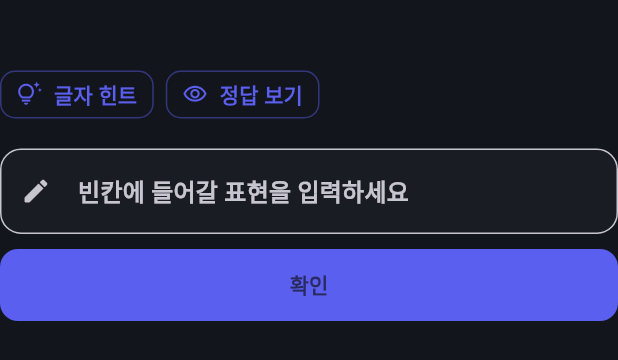
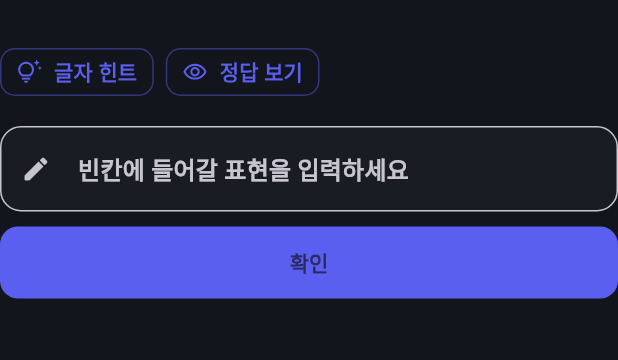
Before and after one commit to 2-bit-creat/graph-rag, a Flutter app: the ClozeQuizCard widget shown alone on an empty page, opened directly with empty values, on a phone screen of 412 x 824 dp. Shown: the top 360 px of the screen. Run offline on Flutter 3.47's test engine with Material 3 defaults, Android fonts, the phone set to English and light mode, and no system bars; our stand-ins replace audioplayers, cross_file, dio, file_picker, fl_chart, flutter_secure_storage and 1 more; missing offline and left inert: dart:html, dart:js_util, desktop_drop, flutter_math_fork, record; accounts and stored records are empty; network calls fail.

Commit message:
Optimize mobile quiz layout

```diff
--- a/mobile/lib/widgets/quiz/cloze_quiz_card.dart
+++ b/mobile/lib/widgets/quiz/cloze_quiz_card.dart
@@ -174,49 +174,40 @@ class _ClozeQuizCardState extends State<ClozeQuizCard> {
     );
   }
 
-  Widget _buildClozeSentence(String prompt, String blank) {
+  Widget _buildClozeSentence(String prompt, String blank, {bool compact = false}) {
     final match = RegExp(r'_{3,}').firstMatch(prompt);
     if (match == null) {
       return Text(prompt,
-          style:
-              Theme.of(context).textTheme.titleLarge?.copyWith(height: 1.42));
+          style: Theme.of(context).textTheme.titleLarge?.copyWith(
+              height: compact ? 1.08 : 1.42,
+              fontSize: compact ? 18 : null));
     }
     final scheme = Theme.of(context).colorScheme;
     final visible = _effectiveAnswerRevealed;
     final baseStyle = Theme.of(context).textTheme.titleLarge?.copyWith(
-          height: 1.42,
+          height: compact ? 1.08 : 1.42,
+          fontSize: compact ? 18 : null,
           color: scheme.onSurface,
           fontWeight: FontWeight.w700,
         );
-    final maxBlankWidth =
-        (MediaQuery.sizeOf(context).width * 0.68).clamp(180.0, 340.0);
     final words = blank.split(RegExp(r'\s+')).where((w) => w.isNotEmpty).toList();
 
     final List<InlineSpan> blankSpans;
     if (visible) {
       blankSpans = [
-        WidgetSpan(
-          alignment: PlaceholderAlignment.middle,
-          child: Container(
-            constraints: BoxConstraints(
-              minWidth: 132,
-              maxWidth: maxBlankWidth,
-            ),
-            margin: const EdgeInsets.symmetric(horizontal: 2, vertical: 2),
-            padding: const EdgeInsets.symmetric(horizontal: 10, vertical: 7),
-            decoration: BoxDecoration(
-              color: scheme.primary.withValues(alpha: 0.14),
-              borderRadius: BorderRadius.circular(12),
-              border: Border.all(color: scheme.primary.withValues(alpha: 0.5)),
-            ),
-            child: Text(
-              blank,
-              softWrap: true,
-              textAlign: TextAlign.center,
-              style: baseStyle?.copyWith(color: scheme.primary, height: 1.28),
+        for (var i = 0; i < words.length; i++) ...[
+          if (i > 0) const TextSpan(text: ' '),
+          WidgetSpan(
+            alignment: PlaceholderAlignment.middle,
+            child: _wordSlot(
+              display: words[i],
+              targetWord: words[i],
+              completed: true,
+              active: false,
+              scheme: scheme,
             ),
           ),
-        ),
+        ],
       ];
     } else if (widget.externalInput) {
       // Composer keystrokes are matched word-by-word live (see
@@ -509,13 +500,15 @@ class _ClozeQuizCardState extends State<ClozeQuizCard> {
     final hintKo = widget.quizData['hint_ko']?.toString() ?? '';
     final blank = _blank;
     final wrongFirstTry = _effectiveGrade == false && !_effectiveSolved;
+    final compact = MediaQuery.sizeOf(context).width < 600;
+    final sectionGap = compact ? 8.0 : 14.0;
 
     return Column(
       crossAxisAlignment: CrossAxisAlignment.stretch,
       children: [
-        _buildClozeSentence(prompt, blank),
+        _buildClozeSentence(prompt, blank, compact: compact),
         if (contextKo.isNotEmpty && !_isAnswerOnlyContext(contextKo)) ...[
-          const SizedBox(height: 14),
+          SizedBox(height: sectionGap),
           Text(
             '문장 뜻',
             style: Theme.of(context).textTheme.labelLarge?.copyWith(
@@ -527,7 +520,7 @@ class _ClozeQuizCardState extends State<ClozeQuizCard> {
           _buildContextKo(contextKo),
         ],
         if (_effectiveAnswerRevealed && blank.isNotEmpty) ...[
-          const SizedBox(height: 14),
+          SizedBox(height: sectionGap),
           _answerPanel(blank: blank, wrongFirstTry: wrongFirstTry),
         ],
         if (wrongFirstTry) ...[
@@ -549,7 +542,7 @@ class _ClozeQuizCardState extends State<ClozeQuizCard> {
               style: TextStyle(fontSize: 13, color: scheme.onSurfaceVariant)),
         ],
         if (!_effectiveAnswerRevealed) ...[
-          const SizedBox(height: 14),
+          SizedBox(height: sectionGap),
           Wrap(
             spacing: 8,
             runSpacing: 8,
```
Also changed, not shown: mobile/lib/chat/chat_mode_cards.dart (+4 -3 lines), mobile/lib/screens/knowledge_graph_screen.dart (+29 -8 lines), mobile/lib/widgets/graph_chat_panel.dart (+29 -2 lines).
